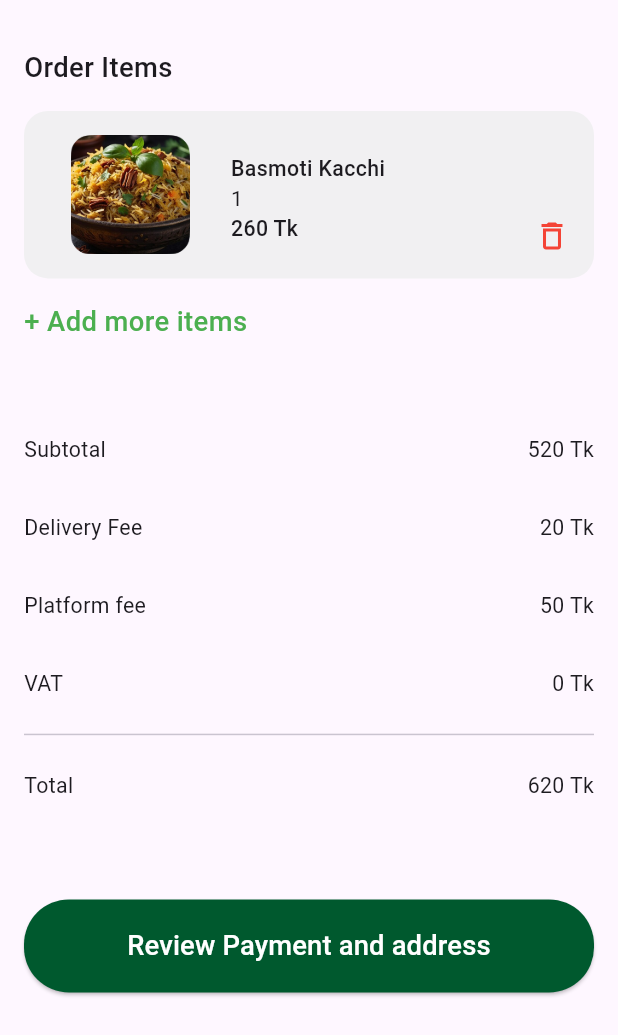
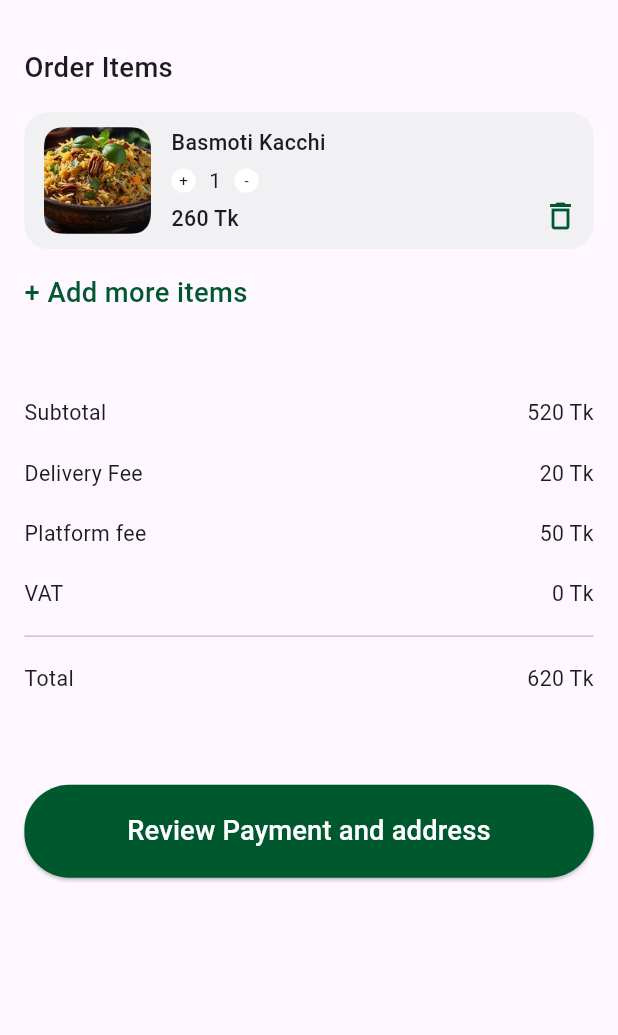
Before and after one commit to MTS-Services/Al-khalifa_food_delivery_app, a Flutter app: the CartView screen opened by its route, on a phone screen of 412 x 824 dp. Shown: the top 1035 px of the screen. Run offline on Flutter 3.47's test engine with Material 3 defaults, Android fonts, the phone set to English and light mode, and no system bars; our stand-ins replace dropdown_button2, flutter_screenutil, get.

Commit message:
update count

```diff
--- a/lib/app/modules/cart/views/cart_view.dart
+++ b/lib/app/modules/cart/views/cart_view.dart
@@ -1,12 +1,10 @@
 import 'package:al_khalifa/app/data/app_colors.dart';
 import 'package:al_khalifa/app/data/app_text_styles.dart';
-import 'package:al_khalifa/app/data/image_path.dart';
 import 'package:al_khalifa/app/modules/common/customList.dart';
 import 'package:flutter/material.dart';
 import 'package:flutter_screenutil/flutter_screenutil.dart';
-
 import 'package:get/get.dart';
-
+import '../../common/custom_cart_item.dart';
 import '../controllers/cart_controller.dart';
 
 class CartView extends GetView<CartController> {
@@ -17,33 +15,35 @@ class CartView extends GetView<CartController> {
     return Scaffold(
       body: SafeArea(
         child: Padding(
-          padding: const EdgeInsets.all(16.0),
+          padding: EdgeInsets.all(16.r),
           child: Column(
             crossAxisAlignment: CrossAxisAlignment.start,
             children: [
               Padding(
-                padding: const EdgeInsets.symmetric(vertical: 16),
+                padding: EdgeInsets.symmetric(vertical: 16.h),
                 child: Text('Order Items', style: AppTextStyles.medium18),
               ),
               CustomCartItem(),
               Padding(
-                padding: const EdgeInsets.symmetric(vertical: 16),
+                padding: EdgeInsets.symmetric(vertical: 16.h),
                 child: GestureDetector(
                   onTap: () {},
                   child: Text(
                     '+ Add more items',
-                    style: AppTextStyles.medium18.copyWith(color: Colors.green),
+                    style: AppTextStyles.medium18.copyWith(
+                      color: AppColors.primaryColor,
+                    ),
                   ),
                 ),
               ),
-              SizedBox(height: 30),
+              SizedBox(height: 30.h),
               Customlist(chargeType: 'Subtotal', amount: '520 Tk'),
               Customlist(chargeType: 'Delivery Fee', amount: '20 Tk'),
               Customlist(chargeType: 'Platform fee', amount: '50 Tk'),
               Customlist(chargeType: 'VAT', amount: '0 Tk'),
-              Divider(),
+              Divider(thickness: 1.r),
               Customlist(chargeType: 'Total', amount: '620 Tk'),
-              SizedBox(height: 50),
+              SizedBox(height: 50.h),
               SizedBox(
                 width: double.infinity,
                 child: ElevatedButton(
@@ -61,56 +61,3 @@ class CartView extends GetView<CartController> {
     );
   }
 }
-
-class CustomCartItem extends StatelessWidget {
-  const CustomCartItem({
-    super.key,
-  });
-
-  @override
-  Widget build(BuildContext context) {
-    return Container(
-      height: 110.h,
-      width: double.infinity,
-      decoration: BoxDecoration(
-        borderRadius: BorderRadius.circular(16),
-        color: AppColors.greyLightColor,
-      ),
-      child: Padding(
-        padding: const EdgeInsets.all(16.0),
-        child: Row(
-          crossAxisAlignment: CrossAxisAlignment.end,
-          children: [
-            Container(
-              height: 90.h,
-              width: 100.w,
-              decoration: BoxDecoration(
-                borderRadius: BorderRadius.circular(12),
-                image: DecorationImage(
-                  image: AssetImage(ImagePath.kacchi),
-                ),
-              ),
-            ),
-            Padding(
-              padding: const EdgeInsets.all(12.0),
-              child: Column(
-                mainAxisAlignment: MainAxisAlignment.spaceBetween,
-                crossAxisAlignment: CrossAxisAlignment.start,
-                children: [
-                  Text(
-                    'Basmoti Kacchi',
-                    style: AppTextStyles.medium14,
-                  ),
-                  Text('1'),
-                  Text('260 Tk', style: AppTextStyles.medium14),
-                ],
-              ),
-            ),
-            Spacer(),
-            Icon(Icons.delete_outline_outlined, color: Colors.red),
-          ],
-        ),
-      ),
-    );
-  }
-}
--- a/lib/app/modules/common/customList.dart
+++ b/lib/app/modules/common/customList.dart
@@ -1,15 +1,17 @@
 import 'package:flutter/material.dart';
+import 'package:flutter_screenutil/flutter_screenutil.dart';
 import '../../data/app_text_styles.dart';
 
 class Customlist extends StatelessWidget {
   final String chargeType;
   final String amount;
+
   const Customlist({super.key, required this.chargeType, required this.amount});
 
   @override
   Widget build(BuildContext context) {
     return Padding(
-      padding: const EdgeInsets.symmetric(vertical: 16),
+      padding: EdgeInsets.symmetric(vertical: 10.h), // responsive padding
       child: Row(
         mainAxisAlignment: MainAxisAlignment.spaceBetween,
         children: [
--- a/lib/app/modules/common/custom_cart_item.dart
+++ b/lib/app/modules/common/custom_cart_item.dart
@@ -1,55 +1,94 @@
 import 'package:flutter/material.dart';
 import 'package:flutter_screenutil/flutter_screenutil.dart';
+import 'package:get/get.dart';
 import '../../data/app_colors.dart';
 import '../../data/app_text_styles.dart';
 import '../../data/image_path.dart';
+import '../checkout/controllers/checkout_controller.dart';
 
 class CustomCartItem extends StatelessWidget {
-  const CustomCartItem({
-    super.key,
-  });
+  CustomCartItem({super.key});
+
+  final controller = Get.put(CheckoutController());
 
   @override
   Widget build(BuildContext context) {
     return Container(
-      height: 110.h,
+      height: 90.h,
       width: double.infinity,
       decoration: BoxDecoration(
-        borderRadius: BorderRadius.circular(16),
+        borderRadius: BorderRadius.circular(16.r),
         color: AppColors.greyLightColor,
       ),
       child: Padding(
-        padding: const EdgeInsets.all(16.0),
+        padding: EdgeInsets.all(10.r),
         child: Row(
           crossAxisAlignment: CrossAxisAlignment.end,
           children: [
             Container(
-              height: 90.h,
-              width: 100.w,
+              height: 70.h,
+              width: 70.w,
               decoration: BoxDecoration(
-                borderRadius: BorderRadius.circular(12),
-                image: DecorationImage(
-                  image: AssetImage(ImagePath.kacchi),
+                borderRadius: BorderRadius.circular(12.r),
+                image: DecorationImage(image: AssetImage(ImagePath.kacchi)),
               ),
             ),
-            ),
-            Padding(
-              padding: const EdgeInsets.all(12.0),
-              child: Column(
+            SizedBox(width: 10.w),
+            Column(
               mainAxisAlignment: MainAxisAlignment.spaceBetween,
               crossAxisAlignment: CrossAxisAlignment.start,
               children: [
                 Text(
                   'Basmoti Kacchi',
                   style: AppTextStyles.medium14,
+                  overflow: TextOverflow.ellipsis,
+                  maxLines: 1,
                 ),
-                  Text('1'),
+                Obx(
+                  () => Row(
+                    children: [
+                      GestureDetector(
+                        onTap: () {
+                          controller.increment();
+                        },
+                        child: Container(
+                          height: 16.r,
+                          width: 16.r,
+                          alignment: Alignment.center,
+                          decoration: const BoxDecoration(
+                            shape: BoxShape.circle,
+                            color: Colors.white,
+                          ),
+                          child: Text('+', style: AppTextStyles.regular10),
+                        ),
+                      ),
+                      Padding(
+                        padding: EdgeInsets.symmetric(horizontal: 8.w),
+                        child: Text("${controller.count.value}"),
+                      ),
+                      GestureDetector(
+                        onTap: () {
+                          controller.decrement();
+                        },
+                        child: Container(
+                          height: 16.r,
+                          width: 16.r,
+                          alignment: Alignment.center,
+                          decoration: const BoxDecoration(
+                            shape: BoxShape.circle,
+                            color: Colors.white,
+                          ),
+                          child: Text('-', style: AppTextStyles.regular10),
+                        ),
+                      ),
+                    ],
+                  ),
+                ),
                 Text('260 Tk', style: AppTextStyles.medium14),
               ],
             ),
-            ),
-            Spacer(),
-            Icon(Icons.delete_outline_outlined, color: Colors.red),
+            const Spacer(),
+            Icon(Icons.delete_outline_outlined, color: AppColors.primaryColor),
           ],
         ),
       ),
--- a/lib/app/modules/curent_location/views/customProfileTextField.dart
+++ b/lib/app/modules/curent_location/views/customProfileTextField.dart
@@ -1,5 +1,5 @@
 import 'package:flutter/material.dart';
-
+import 'package:flutter_screenutil/flutter_screenutil.dart';
 import '../../../data/app_colors.dart';
 import '../../../data/app_text_styles.dart';
 
@@ -19,7 +19,7 @@ class CustomProfileTextField extends StatelessWidget {
       crossAxisAlignment: CrossAxisAlignment.start,
       children: [
         Padding(
-          padding: const EdgeInsets.symmetric(vertical: 16),
+          padding: EdgeInsets.symmetric(vertical: 16.h),
           child: Text(label, style: AppTextStyles.medium18),
         ),
         TextFormField(
--- a/lib/app/routes/app_pages.dart
+++ b/lib/app/routes/app_pages.dart
@@ -40,7 +40,7 @@ part 'app_routes.dart';
 class AppPages {
   AppPages._();
 
-  static const INITIAL = Routes.CHECKOUT;
+  static const INITIAL = Routes.PROFILE;
 
   static final routes = [
     GetPage(
```
Also changed, not shown: lib/app/modules/checkout/controllers/checkout_controller.dart (+11 -2 lines), lib/app/modules/checkout/views/checkout_view.dart (+74 -56 lines), lib/app/modules/checkout/views/payment_method.dart (added, +33 -0 lines), lib/app/modules/curent_location/views/curent_location_view.dart (+7 -9 lines), lib/app/modules/curent_location/views/dropdown_button.dart (+18 -27 lines), lib/app/modules/profile/views/profile_view.dart (+16 -16 lines). Lines whose indentation alone changed are shown as unchanged.
